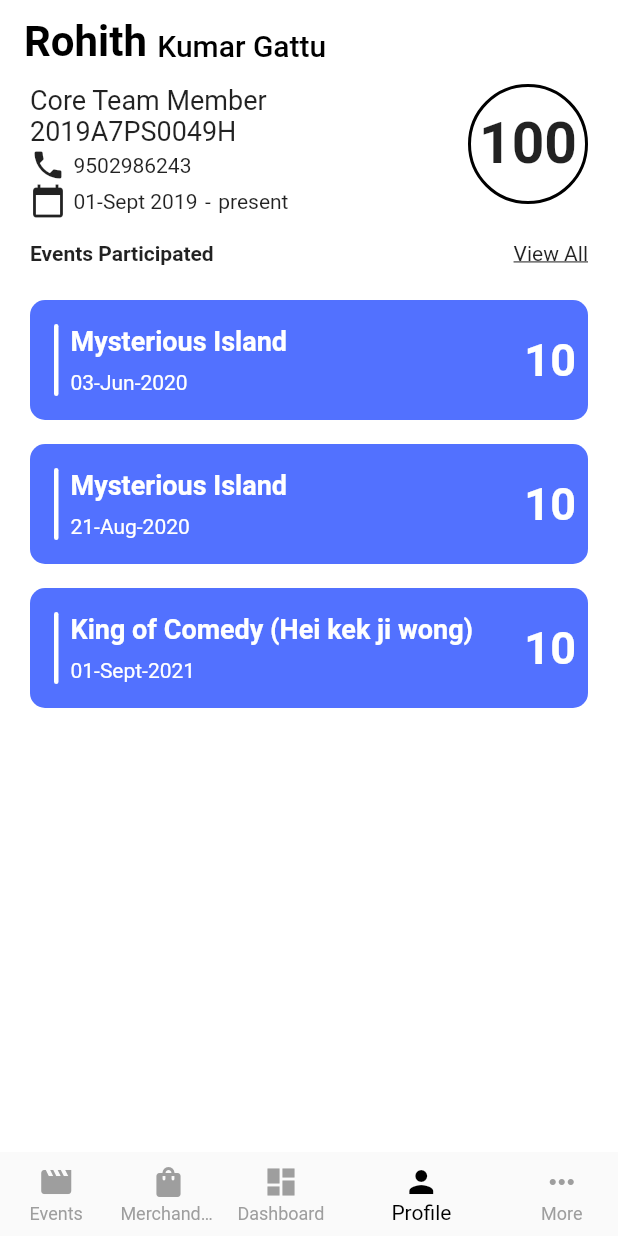
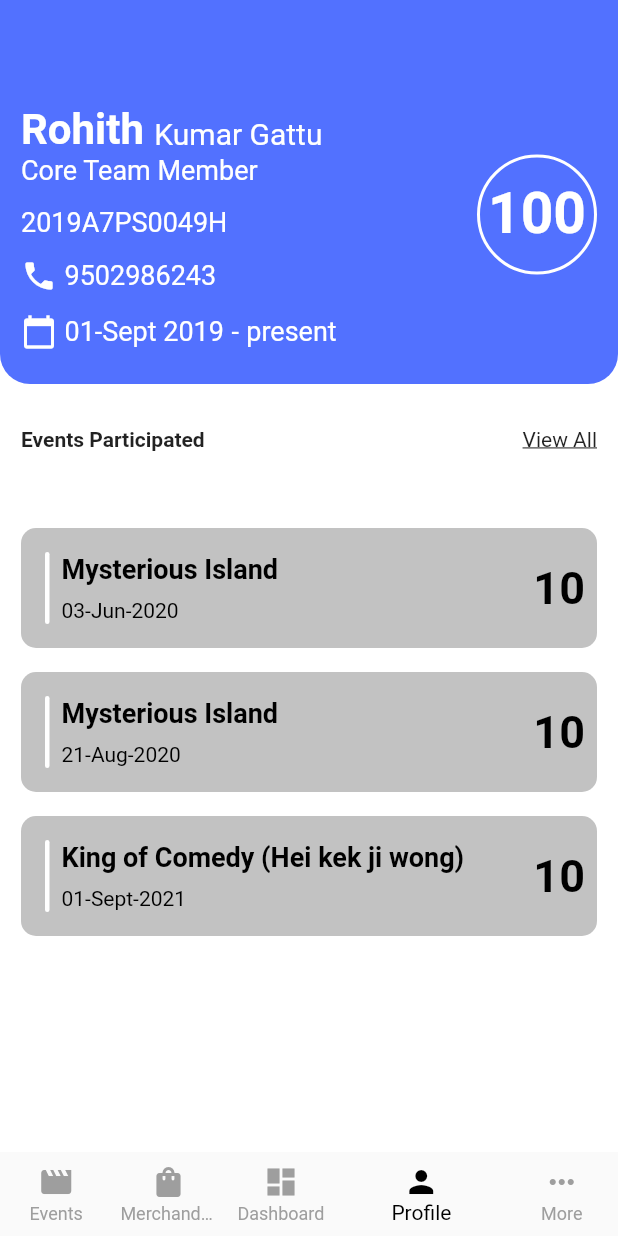
Before and after one commit to NSS-BPHC/nssapp, a Flutter app: the screen it shows after launch, item 4 of the bottom bar chosen, on a phone screen of 412 x 824 dp. Run offline on Flutter 3.47's test engine with Material 2 defaults, Android fonts, the phone set to English and light mode, and no system bars; network calls fail.

Commit message:
Profile UI Updated, About Us page done

```diff
--- a/lib/views/screens/volunteerProfile.dart
+++ b/lib/views/screens/volunteerProfile.dart
@@ -149,9 +149,26 @@ class _VolunteerProfileScreenState extends State<VolunteerProfileScreen> {
     return Scaffold(
       backgroundColor: Colors.white,
       appBar: AppBar(
-        backgroundColor: Colors.white,
+        backgroundColor: Color(0xff5271ff),
         elevation: 0.0,
-        title: Row(
+      ),
+      body: Column(
+        crossAxisAlignment: CrossAxisAlignment.start,
+        children: [
+          Container(
+            height: 200,
+            decoration: BoxDecoration(
+              color: Color(0xff5271ff),
+              borderRadius: BorderRadius.only(
+                  bottomLeft: Radius.circular(20),
+                  bottomRight: Radius.circular(20)),
+            ),
+            child: Padding(
+              padding: const EdgeInsets.all(14.0),
+              child: Column(
+                //mainAxisAlignment: MainAxisAlignment.spaceBetween,
+                children: [
+                  Row(
                     crossAxisAlignment: CrossAxisAlignment.baseline,
                     textBaseline: TextBaseline.alphabetic,
                     children: [
@@ -160,64 +177,83 @@ class _VolunteerProfileScreenState extends State<VolunteerProfileScreen> {
                         style: TextStyle(
                             fontWeight: FontWeight.bold,
                             fontSize: 28,
-                  color: Colors.black),
+                            color: Colors.white),
                       ),
                       Text(
                         'Kumar Gattu',
                         style: TextStyle(
                           fontSize: 20,
-                color: Colors.black,
+                          color: Colors.white,
                         ),
                       ),
                     ],
                   ),
-        centerTitle: false,
-      ),
-      body: Padding(
-        padding: const EdgeInsets.symmetric(horizontal: 20.0),
-        child: Column(
-          crossAxisAlignment: CrossAxisAlignment.start,
-          children: [
-            Row(
+                  Container(
+                    height: 130,
+                    child: Row(
                       mainAxisAlignment: MainAxisAlignment.spaceBetween,
                       crossAxisAlignment: CrossAxisAlignment.start,
                       children: [
                         Column(
-                  mainAxisAlignment: MainAxisAlignment.spaceAround,
+                          mainAxisAlignment: MainAxisAlignment.spaceBetween,
                           crossAxisAlignment: CrossAxisAlignment.start,
                           children: [
                             Text(
                               'Core Team Member',
-                      style: TextStyle(fontSize: 18),
+                              style:
+                                  TextStyle(fontSize: 18, color: Colors.white),
                             ),
                             Text(
                               '2019A7PS0049H',
-                      style: TextStyle(fontSize: 18),
+                              style:
+                                  TextStyle(fontSize: 18, color: Colors.white),
                             ),
                             Row(
                               children: [
-                        Icon(Icons.phone),
+                                Icon(
+                                  Icons.phone,
+                                  color: Colors.white,
+                                ),
                                 SizedBox(
                                   width: 5,
                                 ),
-                        Text('9502986243')
+                                Text(
+                                  '9502986243',
+                                  style: TextStyle(
+                                      fontSize: 18, color: Colors.white),
+                                )
                               ],
                             ),
                             Row(
                               children: [
-                        Icon(Icons.calendar_today),
+                                Icon(
+                                  Icons.calendar_today,
+                                  color: Colors.white,
+                                ),
                                 SizedBox(
                                   width: 5,
                                 ),
-                        Text('01-Sept 2019'),
+                                Text(
+                                  '01-Sept 2019',
+                                  style: TextStyle(
+                                      fontSize: 18, color: Colors.white),
+                                ),
                                 SizedBox(
                                   width: 5,
                                 ),
-                        Text('-'),
+                                Text(
+                                  '-',
+                                  style: TextStyle(
+                                      fontSize: 18, color: Colors.white),
+                                ),
                                 SizedBox(
                                   width: 5,
                                 ),
-                        Text('present')
+                                Text(
+                                  'present',
+                                  style: TextStyle(
+                                      fontSize: 18, color: Colors.white),
+                                )
                               ],
                             ),
                           ],
@@ -229,27 +265,40 @@ class _VolunteerProfileScreenState extends State<VolunteerProfileScreen> {
                             shape: BoxShape.circle,
                             border: Border.all(
                               width: 2.0,
+                              color: Colors.white,
                             ),
                           ),
                           child: Center(
                             child: Text(
                               '100',
-                      style:
-                          TextStyle(fontWeight: FontWeight.bold, fontSize: 38),
+                              style: TextStyle(
+                                  fontWeight: FontWeight.bold,
+                                  fontSize: 38,
+                                  color: Colors.white),
                             ),
                           ),
                         ),
                       ],
                     ),
+                  ),
+                ],
+              ),
+            ),
+          ),
           SizedBox(
             height: 15,
           ),
-            Row(
+          Padding(
+            padding: const EdgeInsets.all(14.0),
+            child: Row(
               mainAxisAlignment: MainAxisAlignment.spaceBetween,
               children: [
                 Text(
                   'Events Participated',
-                  style: TextStyle(fontWeight: FontWeight.bold, fontSize: 14),
+                  style: TextStyle(
+                    fontWeight: FontWeight.bold,
+                    fontSize: 14,
+                  ),
                 ),
                 Text(
                   'View All',
@@ -259,10 +308,13 @@ class _VolunteerProfileScreenState extends State<VolunteerProfileScreen> {
                 ),
               ],
             ),
+          ),
           SizedBox(
             height: 15,
           ),
-            ListView.builder(
+          Padding(
+            padding: const EdgeInsets.all(14.0),
+            child: ListView.builder(
               shrinkWrap: true,
               itemCount: items.length,
               itemBuilder: (context, index) {
@@ -271,8 +323,8 @@ class _VolunteerProfileScreenState extends State<VolunteerProfileScreen> {
                 );
               },
             ),
+          ),
         ],
-        ),
       ),
     );
   }
--- a/lib/views/widgets/eventCard.dart
+++ b/lib/views/widgets/eventCard.dart
@@ -24,14 +24,14 @@ class _EventCardState extends State<EventCard> {
             style: TextStyle(
               fontWeight: FontWeight.bold,
               fontSize: 18,
-              color: Colors.white,
+              color: Colors.black,
             ),
           ),
           Text(
             widget.eventModel.date.toString(),
             style: TextStyle(
               fontSize: 14,
-              color: Colors.white,
+              color: Colors.black,
             ),
           ),
         ],
@@ -41,7 +41,7 @@ class _EventCardState extends State<EventCard> {
         style: TextStyle(
           fontWeight: FontWeight.bold,
           fontSize: 30,
-          color: Colors.white,
+          color: Colors.black,
         ),
       )
     ];
@@ -51,7 +51,7 @@ class _EventCardState extends State<EventCard> {
         width: 80.0,
         height: 80.0,
         decoration: BoxDecoration(
-          color: Color(0xff5271ff),
+          color: Color(0xffc2c2c2),
           borderRadius: BorderRadius.all(Radius.circular(10)),
         ),
         child: Padding(
```
Also changed, not shown: lib/views/screens/volunteerAboutUs.dart (added, +82 -0 lines), lib/views/screens/volunteerMoreInfo.dart (+10 -1 lines). Lines whose indentation alone changed are shown as unchanged.
